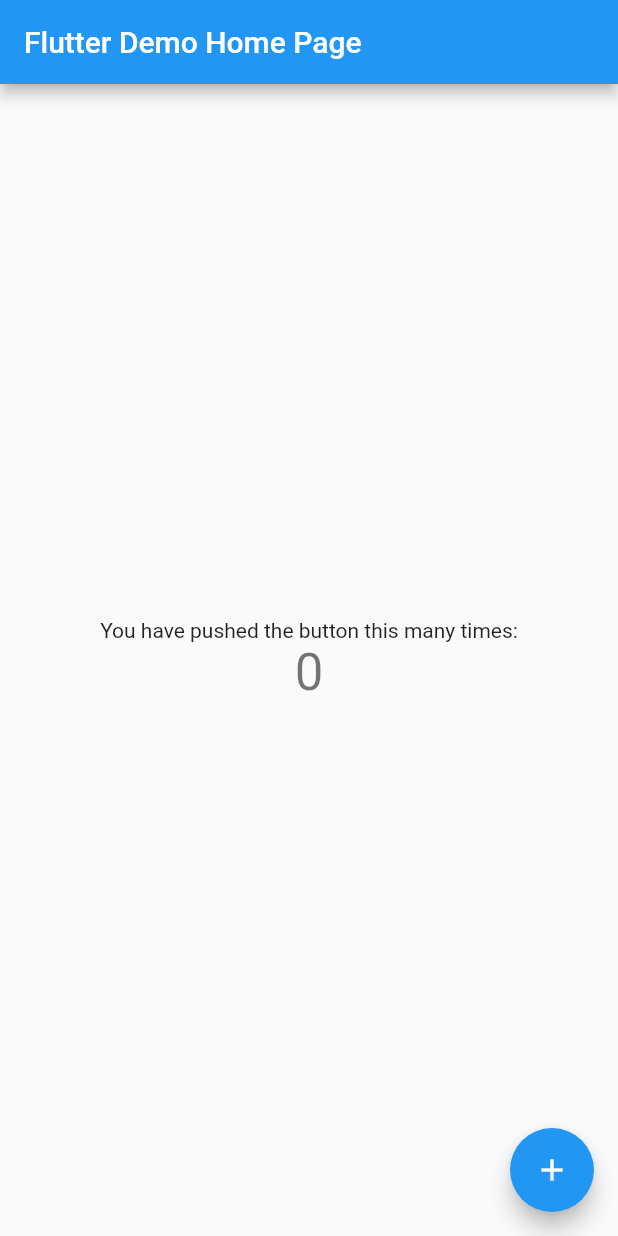
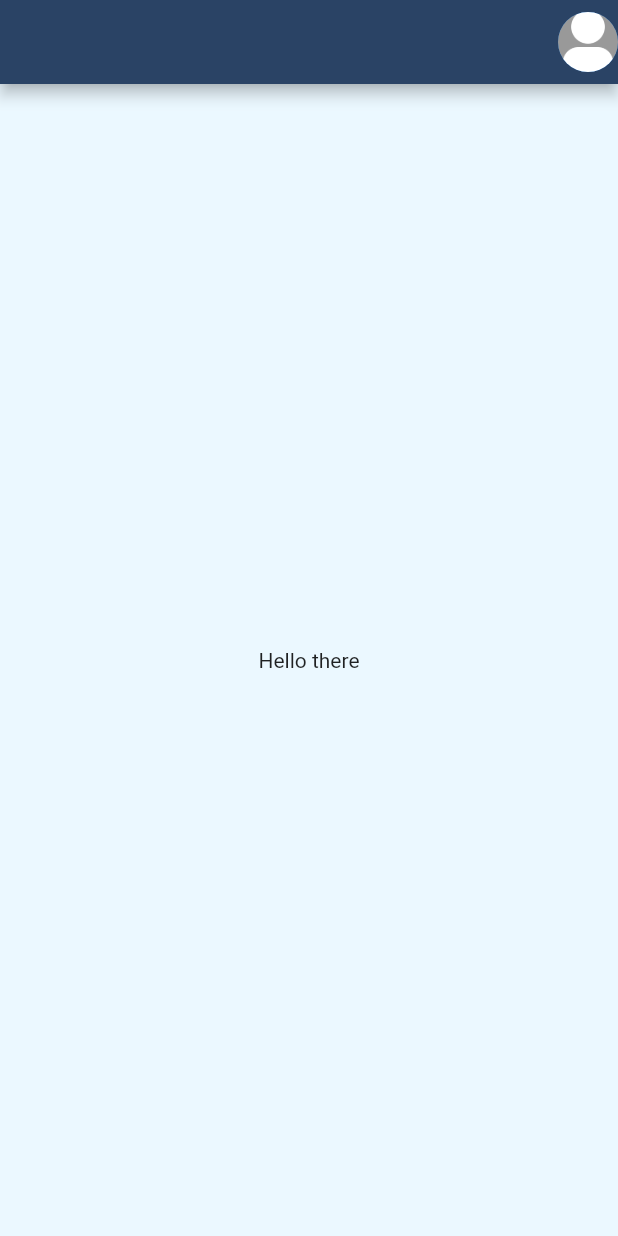
Before and after one commit to R-e-v-a-n-t-h/Smart-Home, a Flutter app: the screen it shows after launch, on a phone screen of 412 x 824 dp. Run offline on Flutter 3.47's test engine with Material 2 defaults, Android fonts, the phone set to English and light mode, and no system bars.

Commit message:
Added pages and product dart files, added UI colors

```diff
--- a/lib/main.dart
+++ b/lib/main.dart
@@ -1,115 +1,45 @@
 import 'package:flutter/material.dart';
 
 void main() {
-  runApp(const MyApp());
+  runApp(const App());
 }
 
-class MyApp extends StatelessWidget {
-  const MyApp({super.key});
+class App extends StatelessWidget {
+  const App({super.key});
 
-  // This widget is the root of your application.
+  // );
   @override
   Widget build(BuildContext context) {
+
     return MaterialApp(
-      title: 'Flutter Demo',
-      theme: ThemeData(
-        // This is the theme of your application.
-        //
-        // Try running your application with "flutter run". You'll see the
-        // application has a blue toolbar. Then, without quitting the app, try
-        // changing the primarySwatch below to Colors.green and then invoke
-        // "hot reload" (press "r" in the console where you ran "flutter run",
-        // or simply save your changes to "hot reload" in a Flutter IDE).
-        // Notice that the counter didn't reset back to zero; the application
-        // is not restarted.
-        primarySwatch: Colors.blue,
-      ),
-      home: const MyHomePage(title: 'Flutter Demo Home Page'),
+      home: Home()
     );
   }
 }
 
-class MyHomePage extends StatefulWidget {
-  const MyHomePage({super.key, required this.title});
-
-  // This widget is the home page of your application. It is stateful, meaning
-  // that it has a State object (defined below) that contains fields that affect
-  // how it looks.
-
-  // This class is the configuration for the state. It holds the values (in this
-  // case the title) provided by the parent (in this case the App widget) and
-  // used by the build method of the State. Fields in a Widget subclass are
-  // always marked "final".
-
-  final String title;
-
-  @override
-  State<MyHomePage> createState() => _MyHomePageState();
-}
-
-class _MyHomePageState extends State<MyHomePage> {
-  int _counter = 0;
-
-  void _incrementCounter() {
-    setState(() {
-      // This call to setState tells the Flutter framework that something has
-      // changed in this State, which causes it to rerun the build method below
-      // so that the display can reflect the updated values. If we changed
-      // _counter without calling setState(), then the build method would not be
-      // called again, and so nothing would appear to happen.
-      _counter++;
-    });
-  }
+class Home extends StatelessWidget {
 
   @override
   Widget build(BuildContext context) {
-    // This method is rerun every time setState is called, for instance as done
-    // by the _incrementCounter method above.
-    //
-    // The Flutter framework has been optimized to make rerunning build methods
-    // fast, so that you can just rebuild anything that needs updating rather
-    // than having to individually change instances of widgets.
     return Scaffold(
-      appBar: AppBar(
-        // Here we take the value from the MyHomePage object that was created by
-        // the App.build method, and use it to set our appbar title.
-        title: Text(widget.title),
+      backgroundColor:Color(0xFFEBF8FF),
+
+
+        appBar: AppBar(
+            actions: <Widget>[
+          CircleAvatar(
+            backgroundImage: AssetImage("assets/avatar.png"),
+            ),
+
+        ],
+        centerTitle: false,
+        backgroundColor: Color(0xFF2A4365)
       ),
+
+
       body: Center(
-        // Center is a layout widget. It takes a single child and positions it
-        // in the middle of the parent.
-        child: Column(
-          // Column is also a layout widget. It takes a list of children and
-          // arranges them vertically. By default, it sizes itself to fit its
-          // children horizontally, and tries to be as tall as its parent.
-          //
-          // Invoke "debug painting" (press "p" in the console, choose the
-          // "Toggle Debug Paint" action from the Flutter Inspector in Android
-          // Studio, or the "Toggle Debug Paint" command in Visual Studio Code)
-          // to see the wireframe for each widget.
-          //
-          // Column has various properties to control how it sizes itself and
-          // how it positions its children. Here we use mainAxisAlignment to
-          // center the children vertically; the main axis here is the vertical
-          // axis because Columns are vertical (the cross axis would be
-          // horizontal).
-          mainAxisAlignment: MainAxisAlignment.center,
-          children: <Widget>[
-            const Text(
-              'You have pushed the button this many times:',
-            ),
-            Text(
-              '$_counter',
-              style: Theme.of(context).textTheme.headline4,
-            ),
-          ],
-        ),
-      ),
-      floatingActionButton: FloatingActionButton(
-        onPressed: _incrementCounter,
-        tooltip: 'Increment',
-        child: const Icon(Icons.add),
-      ), // This trailing comma makes auto-formatting nicer for build methods.
+        child: Text("Hello there")
+      )
     );
   }
 }
```
Also changed, not shown: pubspec.yaml (+4 -3 lines), assets/avatar.png (added), lib/pages/home.dart (added), lib/pages/items.dart (added), lib/pages/products/ac.dart (added), lib/pages/products/charger.dart (added), lib/pages/products/coffeemachine.dart (added), lib/pages/products/kettle.dart (added), lib/pages/products/lamp.dart (added), lib/pages/products/vacuumcleaner.dart (added), lib/pages/products/washingmachine.dart (added), lib/pages/products/waterheater.dart (added), lib/pages/rooms.dart (added), 1 other file.
